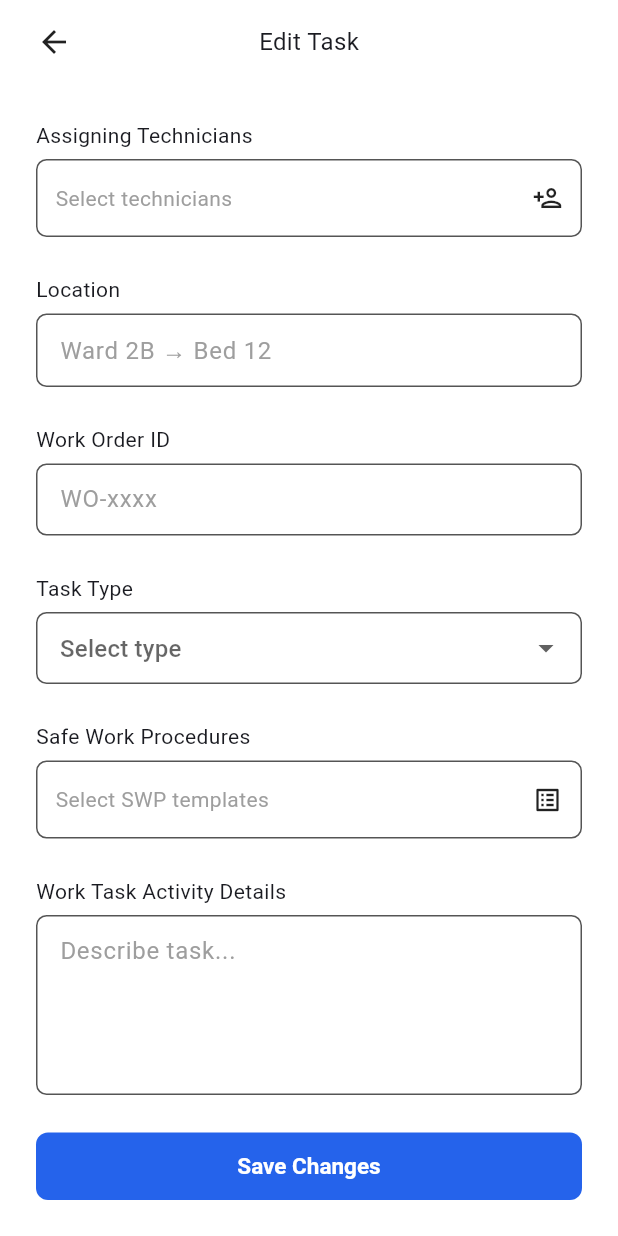
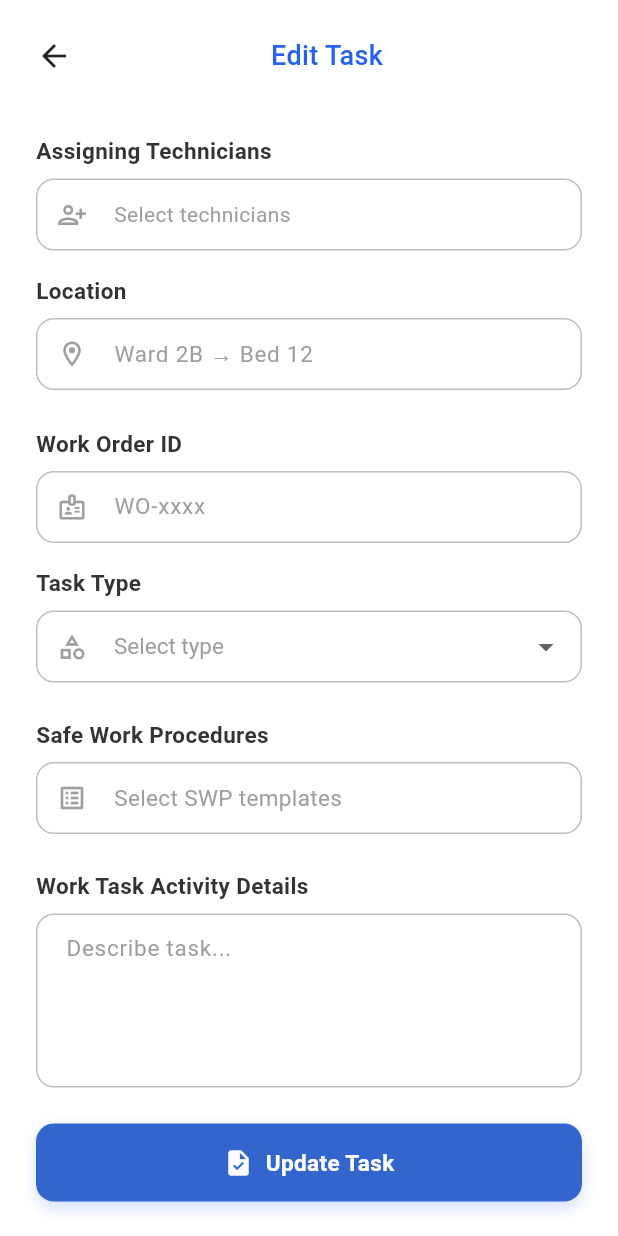
Before and after one commit to ironspider16/HazardScan, a Flutter app: the EditTaskPage screen opened directly with empty values, on a phone screen of 412 x 824 dp. Run offline on Flutter 3.47's test engine with Material 3 defaults, Android fonts, the phone set to English and light mode, and no system bars; our stand-ins replace camera, image_picker, supabase_flutter; missing offline and left inert: onnxruntime; accounts and stored records are empty.

Commit message:
Reworked Alltasks and corrected assign task page

```diff
--- a/flutter_app/lib/Design/style_constant.dart
+++ b/flutter_app/lib/Design/style_constant.dart
@@ -1,32 +1,32 @@
 import 'package:flutter/material.dart';
 
 class AppColors {
-  // Primary blue used for buttons, icons, and focus states
-  static const Color primaryBlue = Color(0xFF2563EB); // [2, 5-7]
-  static const Color primaryBlueLight = Color(0xFF3366CC); // [3]
 
-  // Light blue tint used for backgrounds of chips and list rows
-  static const Color primaryTint = Color.fromARGB(22, 37, 100, 235); // [4, 7-9]
+  static const Color primaryBlue = Color(0xFF2563EB);
+  static const Color primaryBlueLight = Color(0xFF3366CC);
+
+
+  static const Color primaryTint = Color.fromARGB(22, 37, 100, 235);
 
   // Neutral colors
-  static const Color textMain = Color(0xFF333333); // [10, 11]
-  static const Color textSecondary = Color(0xFF9E9E9E); // [2, 12]
-  static const Color borderGrey = Color(0xFFBDBDBD); // [3]
-  static const Color backgroundWhite = Colors.white; // [13-15]
+  static const Color textMain = Color(0xFF333333);
+  static const Color textSecondary = Color(0xFF9E9E9E);
+  static const Color borderGrey = Color(0xFFBDBDBD);
+  static const Color backgroundWhite = Colors.white;
 }
 
 class AppDimensions {
   // Standardised border radii used throughout the app
-  static const double radiusSmall = 8.0; // [4, 7]
-  static const double radiusMedium = 12.0; // [7, 9, 16, 17]
+  static const double radiusSmall = 8.0;
+  static const double radiusMedium = 12.0;
   static const double radiusLarge = 20.0;
 
 }
 
 class AppPadding {
-  static const double tight = 8.0; // [8, 18]
-  static const double medium = 16.0; // [1, 3, 4, 7, 9, 12, 16]
-  static const double large = 24.0; // [2, 5, 10]
+  static const double tight = 8.0;
+  static const double medium = 16.0;
+  static const double large = 24.0;
   static const double extraLarge = 32.0;
   static const double Largest = 40.0;
   static const double page = 24.0;
@@ -38,37 +38,37 @@ class AppTypography {
   static const TextStyle Blueheading = TextStyle(
     fontSize: 32,
     fontWeight: FontWeight.w600,
-    color: AppColors.primaryBlue, // [6, 15, 19]
+    color: AppColors.primaryBlue,
   );
 
   static const TextStyle Blackheading = TextStyle(
     fontSize: 32,
     fontWeight: FontWeight.w600,
-    color: AppColors.textMain, // [6, 15, 19]
+    color: AppColors.textMain,
   );
 
   static const TextStyle Bluesubheading = TextStyle(
     fontSize: 18,
     fontWeight: FontWeight.w500,
-    color: AppColors.primaryBlue, // [6, 15, 19]
+    color: AppColors.primaryBlue,
   );
 
   static const TextStyle Blacksubheading = TextStyle(
-    fontSize: 16,
+    fontSize: 18,
     fontWeight: FontWeight.w500,
-    color: AppColors.textMain, // [6, 15, 19]
+    color: AppColors.textMain,
   );
 
   // Standard body text for labels and inputs
   static const TextStyle body = TextStyle(
     fontSize: 15,
     fontWeight: FontWeight.w400,
-    color: AppColors.textMain, // [1, 10, 11]
+    color: AppColors.textMain,
   );
 
   static const TextStyle faintbody = TextStyle(
     fontSize: 15,
     fontWeight: FontWeight.w400,
-    color: AppColors.textSecondary, // [1, 10, 11]
+    color: AppColors.textSecondary,
   );
 }
--- a/flutter_app/lib/pages/admin/edit_task_page.dart
+++ b/flutter_app/lib/pages/admin/edit_task_page.dart
@@ -1,6 +1,10 @@
 import 'package:flutter/material.dart';
 import 'package:flutter_application_1/pages/admin/all_tasks_page.dart';
 import 'package:supabase_flutter/supabase_flutter.dart';
+import '../../widgets/App_Textfield.dart';
+import '../../Design/style_constant.dart';
+import '../../widgets/Menu_button.dart';
+
 
 class EditTaskPage extends StatefulWidget {
   final Map<String, dynamic> task; // Optional: Pass existing task data for editing
@@ -178,85 +182,33 @@ class _EditTaskPageState extends State<EditTaskPage> {
     setState(() => isSubmitting = false);
   }
 
-  InputDecoration _inputDecoration(String hint) {
-    return InputDecoration(
-      hintText: hint,
-      hintStyle: const TextStyle(color: Color(0xFF9E9E9E)),
-      filled: true,
-      fillColor: Colors.white,
-      contentPadding: const EdgeInsets.symmetric(horizontal: 12, vertical: 12),
-      enabledBorder: OutlineInputBorder(
-        borderRadius: BorderRadius.circular(7),
-        borderSide: const BorderSide(color: Color(0xFF555555)),
-      ),
-      focusedBorder: OutlineInputBorder(
-        borderRadius: BorderRadius.circular(7),
-        borderSide: const BorderSide(color: Color(0xFF2563EB), width: 1.4),
-      ),
-    );
-  }
-
-  Widget _label(String text) {
-    return Padding(
-      padding: const EdgeInsets.only(bottom: 6),
-      child: Text(text, style: const TextStyle(fontSize: 14)),
-    );
-  }
-
-  Widget _textField({
-    required String label,
-    required String hint,
-    required TextEditingController controller,
-    int maxLines = 1,
-  }) {
-    return Column(
-      crossAxisAlignment: CrossAxisAlignment.start,
-      children: [
-        _label(label),
-        TextField(
-          controller: controller,
-          maxLines: maxLines,
-          decoration: _inputDecoration(hint),
-        ),
-      ],
-    );
-  }
-
     Widget _technicianMultiSelect() {
     if (isLoadingTechs) {
       return const Center(child: CircularProgressIndicator());
     }
-
     return Column(
       crossAxisAlignment: CrossAxisAlignment.start,
       children: [
-        _label('Assigning Technicians'),
+        Text('Assigning Technicians', style: AppTypography.body.copyWith(fontWeight: FontWeight.w600)),
+        const SizedBox(height: AppPadding.tight),
         GestureDetector(
           onTap:() => _showTechSelectionDialog(),
-          child: Container(
-          padding: const EdgeInsets.symmetric(horizontal: 12, vertical: 15),
-          decoration: BoxDecoration(
-            color: Colors.white,
-            borderRadius: BorderRadius.circular(7),
-            border: Border.all(color: const Color(0xFF555555)),
+          child: InputDecorator(
+          decoration : InputDecoration(
+            prefixIcon: Icon(Icons.person_add_alt_1_outlined, size:20),
+            contentPadding: const EdgeInsets.symmetric(horizontal: 12, vertical: 12),
           ),
-          child: Row(
-            children: [
-              Expanded(
                 child: Text(
                   selectedTechnicianIds.isEmpty
                       ? 'Select technicians'
                       : '${selectedTechnicianIds.length} selected',
                   style: TextStyle(
-                    color: selectedTechnicianIds.isEmpty ? const Color(0xFF9E9E9E) : Colors.black,
+                    color: selectedTechnicianIds.isEmpty ? AppColors.textSecondary : AppColors.textMain,
                   ),
                 ),
               ),
-              const Icon(Icons.person_add_outlined, size: 20),
-            ],
         ),
-        ),
-      ),
+
       // Optional: Show "Chips" for selected names below the button
       if (selectedTechnicianIds.isNotEmpty) ...[
         const SizedBox(height: 10),
@@ -265,11 +217,11 @@ class _EditTaskPageState extends State<EditTaskPage> {
           children: selectedTechnicianIds.map((id) {
             final tech = technicians.firstWhere((t) => t['id'].toString() == id);
             return Chip(
-              label: Text(tech['name'] ?? tech['email'], style: const TextStyle(fontSize: 12, color: Colors.black54)),
-              backgroundColor: Color.fromARGB(22, 37, 100, 235),
+              label: Text(tech['name'] ?? tech['email'], style: AppTypography.body.copyWith(fontSize: 12)),
+              backgroundColor: AppColors.primaryTint,
               deleteIconColor: Colors.red,
               shape: RoundedRectangleBorder(
-              borderRadius: BorderRadius.circular(20),
+              borderRadius: BorderRadius.circular(AppDimensions.radiusSmall),
               side: const BorderSide(color: Colors.transparent), // Removes the default border
             ),
               onDeleted: () {
@@ -283,6 +235,8 @@ class _EditTaskPageState extends State<EditTaskPage> {
   );
 }
 
+
+
 void _showTechSelectionDialog() {
   showDialog(
     context: context,
@@ -290,7 +244,7 @@ void _showTechSelectionDialog() {
       return StatefulBuilder( // Important to allow checkboxes to update inside dialog
         builder: (context, setDialogState) {
           return AlertDialog(
-            backgroundColor: Color.fromARGB(255, 235, 237, 242),
+            backgroundColor: AppColors.backgroundWhite,
             title: const Text("Select Technicians"),
             content: SizedBox(
               width: double.maxFinite,
@@ -304,7 +258,7 @@ void _showTechSelectionDialog() {
 
                   return CheckboxListTile(
                     title: Text(tech['name'] ?? tech['email']),
-                    activeColor: const Color(0xFF2563EB),
+                    activeColor: AppColors.primaryBlue,
                     value: isSelected,
                     onChanged: (bool? checked) {
                       setDialogState(() {
@@ -326,8 +280,8 @@ void _showTechSelectionDialog() {
                 onPressed: () => Navigator.pop(context),
 
                 style: TextButton.styleFrom(
-                  foregroundColor:Colors.white,
-                  backgroundColor: const Color(0xFF2563EB)
+                  foregroundColor: AppColors.backgroundWhite,
+                  backgroundColor: AppColors.primaryBlue
                 ),
                 child: const Text("Done")
               ),
@@ -343,13 +297,33 @@ void _showTechSelectionDialog() {
   return Column(
     crossAxisAlignment: CrossAxisAlignment.start,
     children: [
-        _label('Task Type'),
+      Text("Task Type", style: AppTypography.body.copyWith(fontWeight: FontWeight.w600)),
+      const SizedBox(height: AppPadding.tight),
       DropdownButtonFormField<String>(
-          initialValue: selectedTaskType,
-          decoration: _inputDecoration('Select type'),
+        initialValue: selectedTaskType, // Use 'value' instead of initialValue for better state tracking
+
+        // 1. ADD THIS: This styles the text BEFORE a selection is made
+        hint: Text(
+          'Select type',
+          style: AppTypography.body.copyWith(color: AppColors.textSecondary),
+        ),
+
+        // 2. This styles the text AFTER a selection is made
+        style: AppTypography.body.copyWith(color: AppColors.textMain),
+
+        decoration: const InputDecoration(
+          // Leave hintText empty here if you are using the 'hint' property above
+          // to avoid double-rendering or layout shifts.
+          prefixIcon: Icon(Icons.category_outlined, size: 20),
+        ),
+
         items: taskTypes.map((type) {
-            return DropdownMenuItem(value: type, child: Text(type));
+          return DropdownMenuItem(
+            value: type,
+            child: Text(type, style: AppTypography.body), // Ensure items match body style
+          );
         }).toList(),
+
         onChanged: (value) {
           setState(() {
             selectedTaskType = value;
@@ -360,36 +334,34 @@ void _showTechSelectionDialog() {
   );
 }
 
+
   Widget _swpMultiSelect() {
   if (isLoadingSWPs) return const Center(child: CircularProgressIndicator());
 
   return Column(
     crossAxisAlignment: CrossAxisAlignment.start,
     children: [
-      _label('Safe Work Procedures'),
+      Text('Safe Work Procedures', style: AppTypography.body.copyWith(fontWeight: FontWeight.w600)),
+      const SizedBox(height: AppPadding.tight),
       GestureDetector(
         onTap: () => _showSWPSelectionDialog(),
-        child: Container(
-          padding: const EdgeInsets.symmetric(horizontal: 12, vertical: 15),
-          decoration: BoxDecoration(
-            color: Colors.white,
-            borderRadius: BorderRadius.circular(7),
-            border: Border.all(color: const Color(0xFF555555)),
+        child: InputDecorator(
+          decoration: InputDecoration(
+            // Use prefixIcon to match the AppTextField look
+            prefixIcon: const Icon(Icons.list_alt_outlined, size: 20),
+            // We use the contentPadding to match your other fields
+            contentPadding: const EdgeInsets.symmetric(horizontal: 12, vertical: 12),
           ),
-          child: Row(
-            children: [
-              Expanded(
           child: Text(
             selectedSWPIds.isEmpty
-                      ? 'Select SWP templates'
+                ? 'Select SWP templates' // This acts as your "hint"
                 : '${selectedSWPIds.length} procedures selected',
-                  style: TextStyle(
-                    color: selectedSWPIds.isEmpty ? const Color(0xFF9E9E9E) : Colors.black,
+            style: AppTypography.body.copyWith(
+              // Match hint color logic
+              color: selectedSWPIds.isEmpty
+                  ? AppColors.textSecondary
+                  : AppColors.textMain,
             ),
-                ),
-              ),
-              const Icon(Icons.list_alt_outlined, size: 20),
-            ],
           ),
         ),
       ),
@@ -401,11 +373,11 @@ void _showTechSelectionDialog() {
           children: selectedSWPIds.map((id) {
             final swp = swpTemplates.firstWhere((s) => s['id'].toString() == id);
             return Chip(
-              label: Text('${swp['category']}: ${swp['title']}', style: const TextStyle(fontSize: 12, color: Colors.black54)),
-              backgroundColor: Color.fromARGB(22, 37, 100, 235),
+              label: Text('${swp['category']}: ${swp['title']}', style: AppTypography.body.copyWith(fontSize: 12)),
+              backgroundColor: AppColors.primaryTint,
               deleteIconColor: Colors.red,
               shape: RoundedRectangleBorder(
-              borderRadius: BorderRadius.circular(20),
+              borderRadius: BorderRadius.circular(AppDimensions.radiusSmall),
               side: const BorderSide(color: Colors.transparent), // Removes the default border
             ),
               onDeleted: () {
@@ -426,7 +398,7 @@ void _showSWPSelectionDialog() {
       return StatefulBuilder(
         builder: (context, setDialogState) {
           return AlertDialog(
-            backgroundColor: Color.fromARGB(255, 235, 237, 242),
+            backgroundColor: AppColors.backgroundWhite,
             title: const Text("Select SWP Templates"),
             content: SizedBox(
               width: double.maxFinite,
@@ -441,7 +413,7 @@ void _showSWPSelectionDialog() {
                   return CheckboxListTile(
                     title: Text(swp['category']),
                     subtitle: Text(swp['title']),
-                    activeColor: const Color(0xFF2563EB),
+                    activeColor: AppColors.primaryBlue,
                     value: isSelected,
                     onChanged: (bool? checked) {
                       setDialogState(() {
@@ -461,8 +433,8 @@ void _showSWPSelectionDialog() {
               TextButton(
                 onPressed: () => Navigator.pop(context),
                 style: TextButton.styleFrom(
-                  foregroundColor:Colors.white,
-                  backgroundColor: const Color(0xFF2563EB)
+                  foregroundColor: AppColors.backgroundWhite,
+                  backgroundColor: AppColors.primaryBlue
                 ),
                 child: const Text("Done"),
               ),
@@ -499,7 +471,7 @@ void _showSWPSelectionDialog() {
     @override
   Widget build(BuildContext context) {
     return Scaffold(
-      backgroundColor: Colors.white,
+      backgroundColor: AppColors.backgroundWhite,
       body: SafeArea(
         child: LayoutBuilder(
           builder: (context, constraints) {
@@ -507,7 +479,7 @@ void _showSWPSelectionDialog() {
 
             return SingleChildScrollView(
               child: Padding(
-                padding: const EdgeInsets.fromLTRB(24, 16, 24, 24),
+                padding: const EdgeInsets.all(AppPadding.page),
                 child: Column(
                   children: [
                     // Header
@@ -521,15 +493,14 @@ void _showSWPSelectionDialog() {
                           child: Center(
                             child: Text(
                               'Edit Task',
-                              style: TextStyle(fontSize: 16),
+                              style: AppTypography.Bluesubheading,
                             ),
                           ),
                         ),
-                        const SizedBox(width: 24),
                       ],
                     ),
 
-                    const SizedBox(height: 40),
+                    const SizedBox(height: AppPadding.Largest),
 
                     // Row 1
                     _buildResponsiveRow(
@@ -538,18 +509,20 @@ void _showSWPSelectionDialog() {
                         isMobile
                             ? _technicianMultiSelect()
                             : Expanded(child: _technicianMultiSelect()),
-                        SizedBox(width: isMobile ? 0 : 20, height: isMobile ? 25 : 0),
+                        SizedBox(width: isMobile ? 0 : AppPadding.medium, height: isMobile ? AppPadding.medium : 0),
                         isMobile
-                            ? _textField(
+                            ? AppTextfield(
                                 label: 'Location',
                                 hint: 'Ward 2B → Bed 12',
                                 controller: locationCtrl,
+                                prefixIcon: Icons.location_on_outlined,
                               )
                             : Expanded(
-                                child: _textField(
+                                child: AppTextfield(
                                   label: 'Location',
                                   hint: 'Ward 2B → Bed 12',
                                   controller: locationCtrl,
+                                  prefixIcon: Icons.location_on_outlined,
                                 ),
                               ),
                       ],
@@ -562,55 +535,49 @@ void _showSWPSelectionDialog() {
                       isMobile: isMobile,
                       children: [
                         isMobile
-                            ? _textField(
+                            ? AppTextfield(
                                 label: 'Work Order ID',
                                 hint: 'WO-xxxx',
                                 controller: workOrderCtrl,
+                                prefixIcon: Icons.badge_outlined,
                               )
                             : Expanded(
-                                child: _textField(
+                                child: AppTextfield(
                                   label: 'Work Order ID',
                                   hint: 'WO-xxxx',
                                   controller: workOrderCtrl,
+                                  prefixIcon: Icons.badge_outlined,
                                 ),
                               ),
-                        SizedBox(width: isMobile ? 0 : 20, height: isMobile ? 25 : 0),
+                        SizedBox(width: isMobile ? 0 : AppPadding.medium, height: isMobile ? AppPadding.medium : 0),
                         isMobile
                             ? _taskTypeDropdown()
                             : Expanded(child: _taskTypeDropdown()),
                       ],
                     ),
 
-                    const SizedBox(height: 25),
+                    const SizedBox(height: AppPadding.large),
 
                     _swpMultiSelect(),
 
-                    const SizedBox(height: 25),
+                    const SizedBox(height: AppPadding.large),
 
-                    _textField(
+                    AppTextfield(
                       label: 'Work Task Activity Details',
                       hint: 'Describe task...',
+                      Maxlines: 4,
                       controller: detailsCtrl,
-                      maxLines: 4,
                     ),
 
-                    const SizedBox(height: 25),
+                    const SizedBox(height: AppPadding.large),
 
                     SizedBox(
                       width: double.infinity,
-                      height: 45,
-                      child: ElevatedButton(
-                        onPressed: isSubmitting ? null : assignTask,
-                        style: ElevatedButton.styleFrom(
-                          backgroundColor: const Color(0xFF2563EB),
-                          foregroundColor: Colors.white,
-                          shape: RoundedRectangleBorder(
-                            borderRadius: BorderRadius.circular(8),
-                          ),
-                        ),
-                        child: isSubmitting
-                            ? const CircularProgressIndicator(color: Colors.white)
-                            : const Text('Save Changes'),
+                      child: MenuButton(
+                      label: "Update Task",
+                      onTap: isSubmitting ? () {} : assignTask,
+                      isPrimary: true,
+                      icon: isSubmitting ? Icons.hourglass_empty : Icons.task,
                     ),
                     ),
                   ],
```
Also changed, not shown: flutter_app/lib/main.dart (+6 -6 lines), flutter_app/lib/pages/admin/all_tasks_page.dart (+70 -59 lines), flutter_app/lib/pages/admin/assign_task_page.dart (+3 -4 lines). Lines whose indentation alone changed are shown as unchanged.
